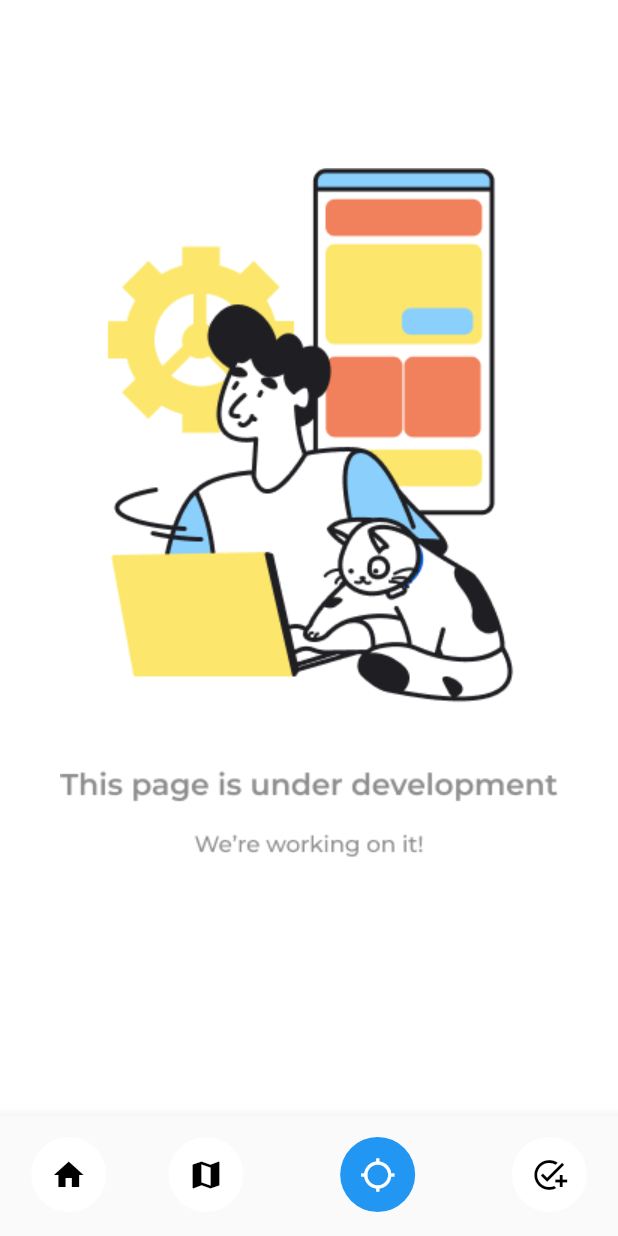
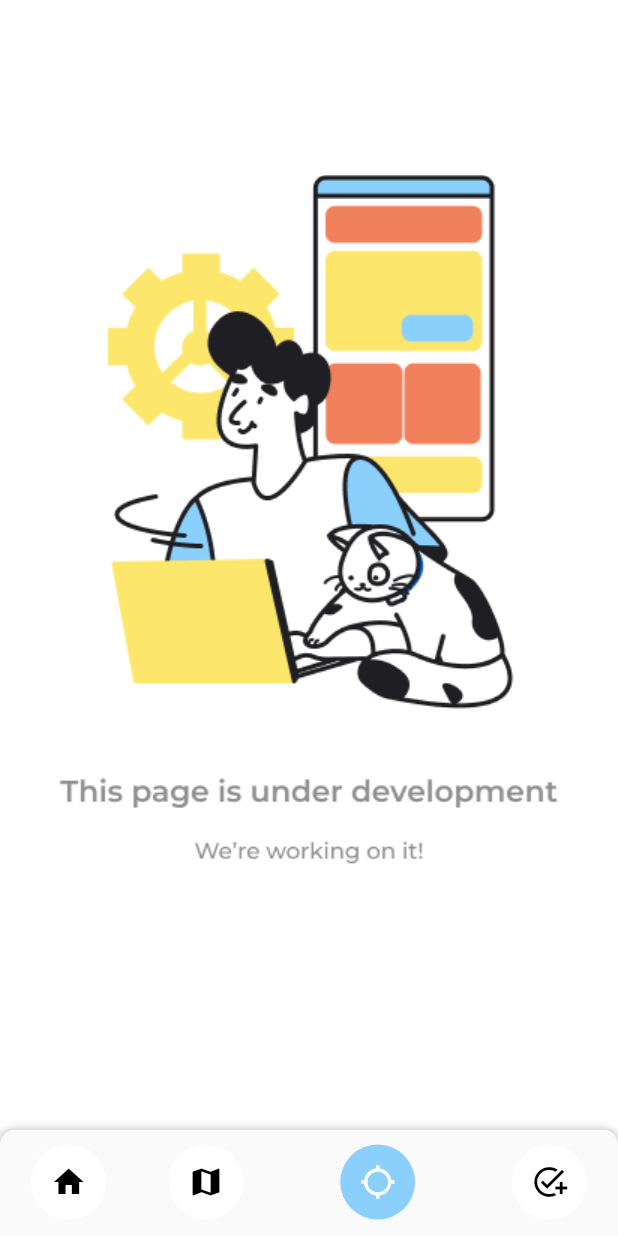
Before and after one commit to lokapin-indonesia/lokapin-app, a Flutter app: the NavBar screen opened directly, item 3 of the bottom bar chosen, on a phone screen of 412 x 824 dp. Run offline on Flutter 3.47's test engine with Material 2 defaults, Android fonts, the phone set to English and light mode, and no system bars; our stand-ins replace email_validator, flutter_dotenv, get_storage, google_fonts, nb_utils and 2 more; missing offline and left inert: dart:ffi; accounts and stored records are empty; network calls fail.

Commit message:
restyle navbar

```diff
--- a/lib/widgets/appbar.dart
+++ b/lib/widgets/appbar.dart
@@ -36,10 +36,30 @@ class _NavBarState extends State<NavBar> {
   Widget build(BuildContext context) {
     return Scaffold(
         body: Center(child: _widgetOptions.elementAt(_selectedIndex)),
-      bottomNavigationBar: BottomNavigationBar(
-        items: const <BottomNavigationBarItem>[
+        bottomNavigationBar: Container(
+          decoration: const BoxDecoration(
+            borderRadius: BorderRadius.only(
+                topRight: Radius.circular(10), topLeft: Radius.circular(10)),
+            boxShadow: [
+              BoxShadow(
+                  color: Color.fromRGBO(0, 0, 0, 0.25),
+                  spreadRadius: 0,
+                  blurRadius: 4),
+            ],
+          ),
+          child: ClipRRect(
+            borderRadius: const BorderRadius.only(
+                topLeft: Radius.circular(10.0),
+                topRight: Radius.circular(10.0)),
+            child: BottomNavigationBar(
+              showSelectedLabels: false,
+              showUnselectedLabels: false,
+              unselectedFontSize: 0.0,
+              selectedFontSize: 0.0,
+              items: <BottomNavigationBarItem>[
                 BottomNavigationBarItem(
-              icon: CircleAvatar(
+                    label: "",
+                    icon: const CircleAvatar(
                         radius: 25,
                         backgroundColor: Colors.white,
                         child: IconButton(
@@ -47,18 +67,17 @@ class _NavBarState extends State<NavBar> {
                             icon: Icon(
                               Icons.home,
                               color: Colors.black,
-                      ))),
-              label: '',
-              activeIcon: CircleAvatar(
+                            ))).paddingAll(10),
+                    activeIcon: const CircleAvatar(
                         radius: 25,
-                  backgroundColor: Colors.blue,
+                        backgroundColor: Color.fromRGBO(139, 208, 252, 1),
                         child: IconButton(
                             onPressed: null,
                             icon: Icon(
                               Icons.home,
                               color: Colors.white,
-                      )))),
-          BottomNavigationBarItem(
+                            ))).paddingAll(10)),
+                const BottomNavigationBarItem(
                     icon: CircleAvatar(
                         radius: 25,
                         backgroundColor: Colors.white,
@@ -71,14 +90,14 @@ class _NavBarState extends State<NavBar> {
                     label: '',
                     activeIcon: CircleAvatar(
                         radius: 25,
-                  backgroundColor: Colors.blue,
+                        backgroundColor: Color.fromRGBO(139, 208, 252, 1),
                         child: IconButton(
                             onPressed: null,
                             icon: Icon(
                               Icons.map,
                               color: Colors.white,
                             )))),
-          BottomNavigationBarItem(
+                const BottomNavigationBarItem(
                     icon: CircleAvatar(
                         radius: 25,
                         backgroundColor: Colors.white,
@@ -91,14 +110,14 @@ class _NavBarState extends State<NavBar> {
                     label: '',
                     activeIcon: CircleAvatar(
                         radius: 25,
-                  backgroundColor: Colors.blue,
+                        backgroundColor: Color.fromRGBO(139, 208, 252, 1),
                         child: IconButton(
                             onPressed: null,
                             icon: Icon(
                               Icons.location_searching,
                               color: Colors.white,
                             )))),
-          BottomNavigationBarItem(
+                const BottomNavigationBarItem(
                     icon: CircleAvatar(
                         radius: 25,
                         backgroundColor: Colors.white,
@@ -111,7 +130,7 @@ class _NavBarState extends State<NavBar> {
                     label: '',
                     activeIcon: CircleAvatar(
                         radius: 25,
-                  backgroundColor: Colors.blue,
+                        backgroundColor: Color.fromRGBO(139, 208, 252, 1),
                         child: IconButton(
                             onPressed: null,
                             icon: Icon(
@@ -122,11 +141,9 @@ class _NavBarState extends State<NavBar> {
               currentIndex: _selectedIndex,
               onTap: _onItemTapped,
               selectedItemColor: Colors.white,
-        // backgroundColor: Colors.white,
-        showSelectedLabels: false,
-        showUnselectedLabels: false,
             ),
-    );
+          ),
+        ));
   }
 
   @override
```
Lines whose indentation alone changed are shown as unchanged.
